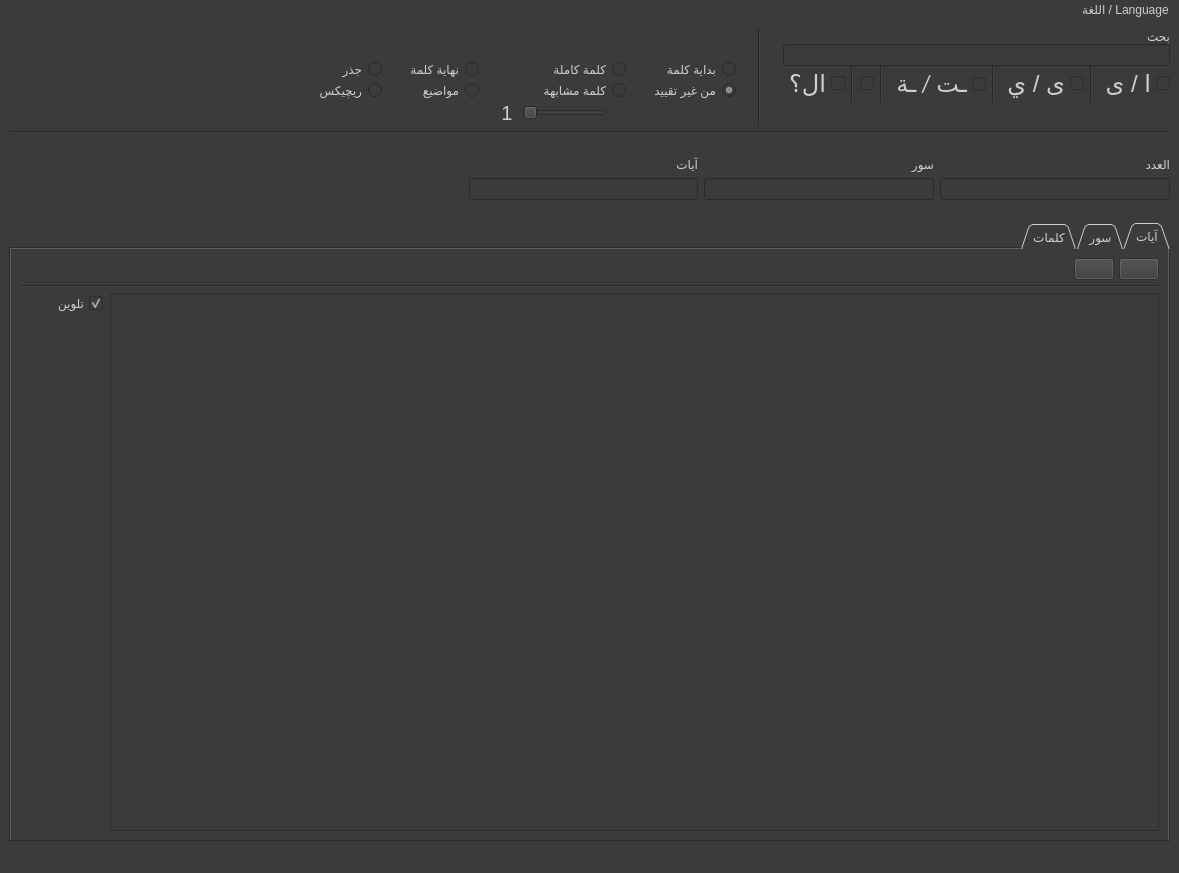
Qt form gui/main_window/main_screen.ui (masalha-alaa/quran-counter) before a commit.
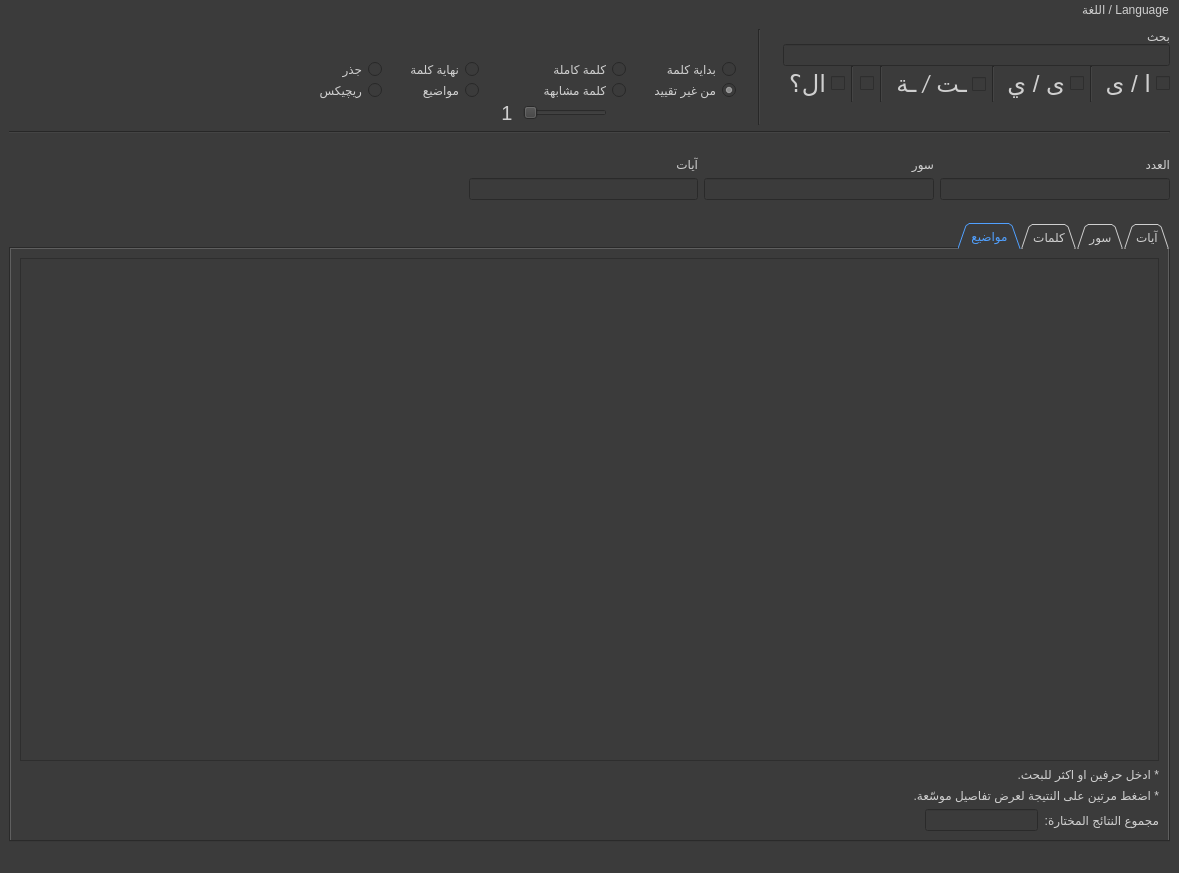
The same form after that commit. The open tabs and pages were chosen to show the change. Icons and pictures are not drawn. Custom widgets are drawn as their Qt base class.

Commit message: Topics tab

Patch:
```diff
--- a/gui/main_window/main_screen.ui
+++ b/gui/main_window/main_screen.ui
@@ -735,7 +735,10 @@
        <bool>true</bool>
       </property>
       <property name="styleSheet">
-       <string notr="true"/>
+       <string notr="true">QTabBar::tab:selected {
+    color: rgb(80, 160, 255);
+}
+</string>
       </property>
       <property name="locale">
        <locale language="Arabic" country="Israel"/>
@@ -750,6 +753,9 @@
        <number>2</number>
       </property>
       <widget class="QWidget" name="ayatTab">
+       <property name="styleSheet">
+        <string notr="true"/>
+       </property>
        <attribute name="title">
         <string>آيات</string>
        </attribute>
@@ -1289,6 +1295,149 @@
         </item>
        </layout>
       </widget>
+      <widget class="QWidget" name="topicsTab">
+       <attribute name="title">
+        <string>مواضيع</string>
+       </attribute>
+       <layout class="QVBoxLayout" name="verticalLayout_3">
+        <item>
+         <layout class="QHBoxLayout" name="horizontalLayout_6">
+          <item>
+           <widget class="TopicLazyTableWidget" name="topicResultsTableWidget">
+            <property name="mouseTracking">
+             <bool>true</bool>
+            </property>
+            <property name="focusPolicy">
+             <enum>Qt::NoFocus</enum>
+            </property>
+            <property name="styleSheet">
+             <string notr="true">QTableWidget {
+        font-size: 17pt;
+    }
+QHeaderView {
+        font-size: 17pt;
+    }
+
+/*headers*/
+QHeaderView::section {
+        background-color: lightblue;
+        color: darkblue;
+    }
+/*headers when corresponding cell is selected*/
+QHeaderView::section:checked {
+        background-color: lightblue;
+        border: 1px outset darkgray;
+    }
+
+/*corner*/
+QTableCornerButton::section {
+    background-color: rgb(59, 59, 59);
+    }
+
+/*selected item*/
+QTableWidget::item:selected {
+        background-color: rgba(47, 74, 97, 1.0);
+        color: rgb(207, 207, 207);
+        border: none;
+    }
+</string>
+            </property>
+            <property name="editTriggers">
+             <set>QAbstractItemView::NoEditTriggers</set>
+            </property>
+            <property name="selectionBehavior">
+             <enum>QAbstractItemView::SelectRows</enum>
+            </property>
+            <property name="sortingEnabled">
+             <bool>false</bool>
+            </property>
+            <property name="rowCount">
+             <number>0</number>
+            </property>
+            <property name="columnCount">
+             <number>0</number>
+            </property>
+           </widget>
+          </item>
+         </layout>
+        </item>
+        <item>
+         <layout class="QHBoxLayout" name="horizontalLayout_17">
+          <item>
+           <layout class="QVBoxLayout" name="verticalLayout_22">
+            <item>
+             <widget class="QLabel" name="minimum_letters_restriction_lbl_2">
+              <property name="styleSheet">
+               <string notr="true">font: italic 400 10pt &quot;Calibri&quot;;</string>
+              </property>
+              <property name="text">
+               <string>* ادخل حرفين او اكثر للبحث.</string>
+              </property>
+             </widget>
+            </item>
+            <item>
+             <widget class="QLabel" name="label_10">
+              <property name="styleSheet">
+               <string notr="true">font: italic 400 10pt &quot;Calibri&quot;;</string>
+              </property>
+              <property name="text">
+               <string>* اضغط مرتين على النتيجة لعرض تفاصيل موسّعة.</string>
+              </property>
+             </widget>
+            </item>
+           </layout>
+          </item>
+          <item>
+           <spacer name="horizontalSpacer_11">
+            <property name="orientation">
+             <enum>Qt::Horizontal</enum>
+            </property>
+            <property name="sizeHint" stdset="0">
+             <size>
+              <width>40</width>
+              <height>20</height>
+             </size>
+            </property>
+           </spacer>
+          </item>
+         </layout>
+        </item>
+        <item>
+         <layout class="QHBoxLayout" name="horizontalLayout_16" stretch="1,1,8">
+          <item>
+           <widget class="QLabel" name="label_9">
+            <property name="text">
+             <string>مجموع النتائج المختارة:</string>
+            </property>
+           </widget>
+          </item>
+          <item>
+           <widget class="QLineEdit" name="topicSum">
+            <property name="enabled">
+             <bool>false</bool>
+            </property>
+            <property name="alignment">
+             <set>Qt::AlignRight|Qt::AlignTrailing|Qt::AlignVCenter</set>
+            </property>
+           </widget>
+          </item>
+          <item>
+           <spacer name="horizontalSpacer_10">
+            <property name="orientation">
+             <enum>Qt::Horizontal</enum>
+            </property>
+            <property name="sizeHint" stdset="0">
+             <size>
+              <width>40</width>
+              <height>20</height>
+             </size>
+            </property>
+           </spacer>
+          </item>
+         </layout>
+        </item>
+       </layout>
+      </widget>
      </widget>
     </item>
    </layout>
@@ -1371,6 +1520,11 @@
    <extends>QTableWidget</extends>
    <header>my_widgets.word_lazy_table_widget</header>
   </customwidget>
+  <customwidget>
+   <class>TopicLazyTableWidget</class>
+   <extends>QTableWidget</extends>
+   <header>my_widgets.topic_lazy_table_widget</header>
+  </customwidget>
  </customwidgets>
  <tabstops>
   <tabstop>searchWord</tabstop>
```
Left out of the diff: 10 changed lines with no effect on the pictures. The commit also changes 28 other files.
